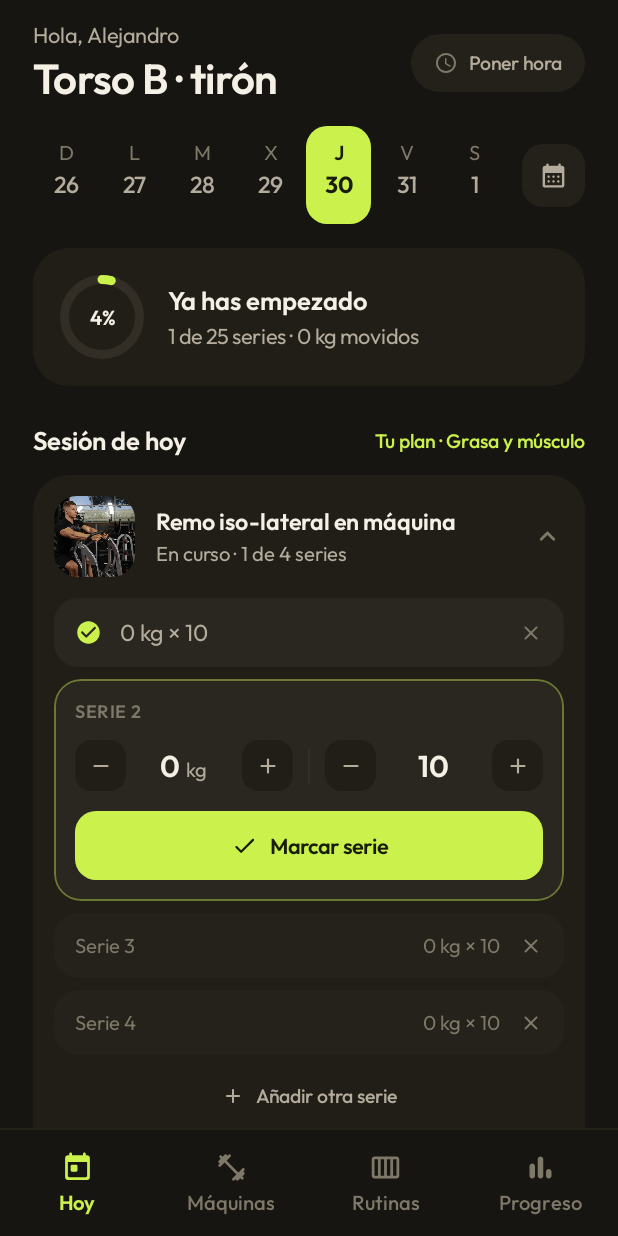
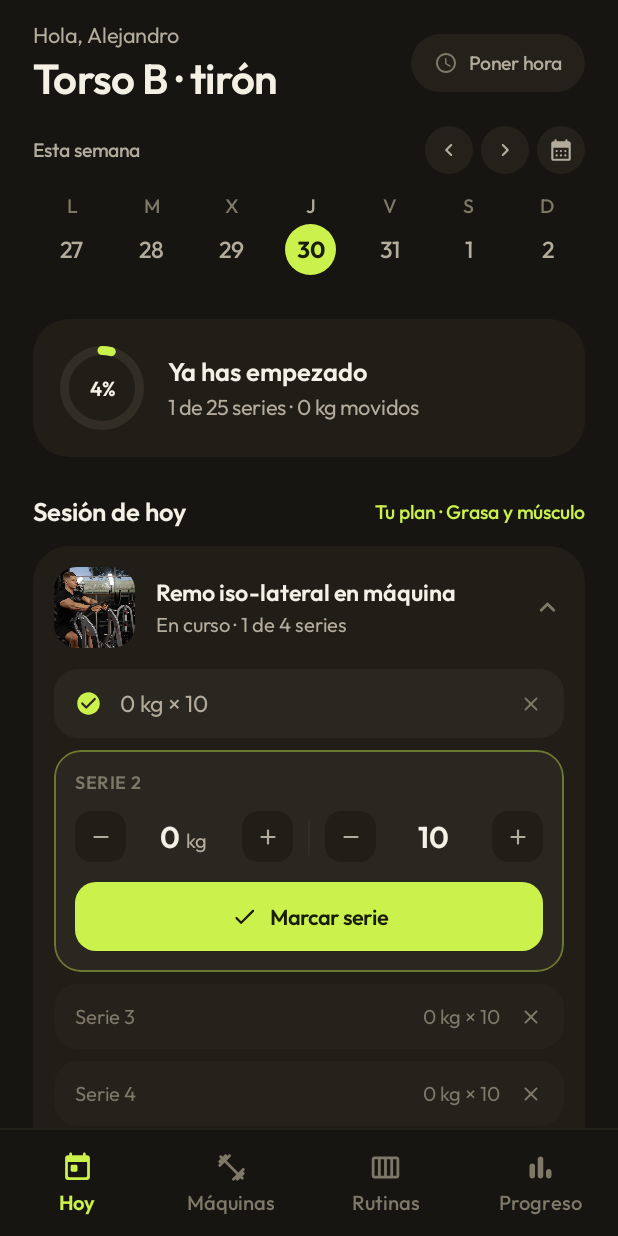
Before and after one commit to Sallen54/appgym, an Android app built with Jetpack Compose: the TodayScreen screen opened through its navigation route, on a phone screen of 412 x 824 dp. Run offline under Robolectric (Android 15) with nearby library versions, the phone set to English and light mode, and no system bars; our stand-ins replace Room's generated code.

Commit message:
Tira de semana real y botón de descanso siempre visible

```diff
--- a/app/src/main/java/com/alejandro/appgym/ui/screens/TodayScreen.kt
+++ b/app/src/main/java/com/alejandro/appgym/ui/screens/TodayScreen.kt
@@ -30,6 +30,8 @@ import androidx.compose.material.icons.rounded.Add
 import androidx.compose.material.icons.rounded.CalendarMonth
 import androidx.compose.material.icons.rounded.Check
 import androidx.compose.material.icons.rounded.CheckCircle
+import androidx.compose.material.icons.rounded.ChevronLeft
+import androidx.compose.material.icons.rounded.ChevronRight
 import androidx.compose.material.icons.rounded.Close
 import androidx.compose.material.icons.rounded.DeleteOutline
 import androidx.compose.material.icons.rounded.ExpandLess
@@ -38,7 +40,6 @@ import androidx.compose.material.icons.rounded.Hotel
 import androidx.compose.material.icons.rounded.PlayArrow
 import androidx.compose.material.icons.rounded.Schedule
 import androidx.compose.material.icons.rounded.SwapHoriz
-import androidx.compose.material.icons.rounded.Today
 import androidx.compose.material3.AlertDialog
 import androidx.compose.material3.DatePicker
 import androidx.compose.material3.DatePickerDialog
@@ -97,6 +98,7 @@ import com.alejandro.appgym.util.clockText
 import com.alejandro.appgym.util.dayInitial
 import com.alejandro.appgym.util.distanceText
 import com.alejandro.appgym.util.durationText
+import com.alejandro.appgym.util.shortText
 import com.alejandro.appgym.util.volumeShort
 import com.alejandro.appgym.util.weightText
 import java.time.Instant
@@ -238,14 +240,7 @@ fun TodayScreen(vm: GymViewModel, nav: NavHostController) {
                         icon = Icons.Rounded.Hotel,
                         title = "Hoy toca descansar",
                         message = "Tu plan no tiene sesión asignada a este día. " +
-                            "Puedes marcarlo como descanso o entrenar igualmente.",
-                        action = {
-                            BotonSecundario(
-                                text = "Marcar día de descanso",
-                                icon = Icons.Rounded.Hotel,
-                                onClick = { vm.toggleRestDay() }
-                            )
-                        }
+                            "Puedes marcarlo como descanso o entrenar igualmente."
                     )
                 }
             }
@@ -290,6 +285,17 @@ fun TodayScreen(vm: GymViewModel, nav: NavHostController) {
                     icon = Icons.Rounded.Add,
                     onClick = { nav.navigate(Routes.picker(-1L)) }
                 )
+                // Marcar descanso solo cuando el día está vacío: hacerlo con
+                // series ya apuntadas las borraría.
+                if (state.isEmpty) {
+                    Spacer(Modifier.height(10.dp))
+                    BotonSecundario(
+                        text = "Marcar día de descanso",
+                        icon = Icons.Rounded.Hotel,
+                        modifier = Modifier.fillMaxWidth(),
+                        onClick = { vm.toggleRestDay() }
+                    )
+                }
                 if (!state.isEmpty) {
                     Spacer(Modifier.height(10.dp))
                     Row(horizontalArrangement = Arrangement.spacedBy(10.dp)) {
@@ -423,43 +429,95 @@ private fun TiraDeDias(
     onSelect: (LocalDate) -> Unit,
     onCalendario: () -> Unit
 ) {
-    val inicio = seleccionado.minusDays(4)
-    val dias = (0..6).map { inicio.plusDays(it.toLong()) }
+    val hoy = LocalDate.now()
     val accent = MaterialTheme.colorScheme.primary
 
-    Row(
+    // La tira es siempre una semana de verdad, de lunes a domingo. Antes era una
+    // ventana móvil alrededor del día elegido, así que las letras bailaban.
+    val lunes = seleccionado.minusDays((seleccionado.dayOfWeek.value - 1).toLong())
+    val dias = (0..6).map { lunes.plusDays(it.toLong()) }
+
+    val lunesDeHoy = hoy.minusDays((hoy.dayOfWeek.value - 1).toLong())
+    val etiqueta = when (lunes) {
+        lunesDeHoy -> "Esta semana"
+        lunesDeHoy.minusWeeks(1) -> "Semana pasada"
+        lunesDeHoy.plusWeeks(1) -> "Semana que viene"
+        else -> "${lunes.shortText()} – ${dias.last().shortText()}"
+    }
+
+    Column(
         Modifier
             .fillMaxWidth()
-            .padding(horizontal = Gutter),
-        verticalAlignment = Alignment.CenterVertically,
+            .padding(horizontal = Gutter)
+    ) {
+        Row(verticalAlignment = Alignment.CenterVertically) {
+            Text(
+                etiqueta,
+                style = MaterialTheme.typography.labelMedium,
+                color = TextSecondary,
+                modifier = Modifier.weight(1f)
+            )
+            BotonTira(Icons.Rounded.ChevronLeft, "Semana anterior") {
+                onSelect(seleccionado.minusWeeks(1))
+            }
+            Spacer(Modifier.width(5.dp))
+            BotonTira(Icons.Rounded.ChevronRight, "Semana siguiente") {
+                onSelect(seleccionado.plusWeeks(1))
+            }
+            Spacer(Modifier.width(5.dp))
+            BotonTira(Icons.Rounded.CalendarMonth, "Elegir fecha", onCalendario)
+        }
+
+        Spacer(Modifier.height(8.dp))
+
+        Row(
+            Modifier.fillMaxWidth(),
             horizontalArrangement = Arrangement.spacedBy(2.dp)
         ) {
             dias.forEach { dia ->
                 val activo = dia == seleccionado
+                val esHoy = dia == hoy
                 Column(
                     Modifier
                         .weight(1f)
-                    .clip(RoundedCornerShape(14.dp))
-                    .background(if (activo) accent else Color.Transparent)
+                        .clip(RoundedCornerShape(16.dp))
                         .clickable { onSelect(dia) }
-                    .padding(vertical = 9.dp),
-                horizontalAlignment = Alignment.CenterHorizontally,
-                verticalArrangement = Arrangement.spacedBy(3.dp)
+                        .padding(vertical = 5.dp),
+                    horizontalAlignment = Alignment.CenterHorizontally
                 ) {
                     Text(
                         dia.dayInitial(),
-                    style = MaterialTheme.typography.bodyMedium.copy(
-                        fontWeight = if (activo) FontWeight.SemiBold else FontWeight.Normal
+                        style = MaterialTheme.typography.labelMedium,
+                        color = if (activo) TextSecondary else TextTertiary
+                    )
+                    Spacer(Modifier.height(4.dp))
+                    // Solo el número se rellena: el bloque entero en lima era
+                    // demasiado pesado y chocaba con la tarjeta de abajo.
+                    Box(
+                        Modifier
+                            .size(34.dp)
+                            .clip(Pill)
+                            .background(if (activo) accent else Color.Transparent)
+                            .then(
+                                if (esHoy && !activo) Modifier.border(1.dp, VoltBorderStrong, Pill)
+                                else Modifier
                             ),
-                    color = if (activo) MaterialTheme.colorScheme.onPrimary else TextTertiary
-                )
+                        contentAlignment = Alignment.Center
+                    ) {
                         Text(
                             dia.dayOfMonth.toString(),
                             style = MaterialTheme.typography.titleMedium.copy(
-                        fontWeight = if (activo) FontWeight.Bold else FontWeight.Medium
+                                fontWeight = if (activo || esHoy) FontWeight.Bold
+                                else FontWeight.Medium
                             ),
-                    color = if (activo) MaterialTheme.colorScheme.onPrimary else TextSecondary
+                            color = when {
+                                activo -> MaterialTheme.colorScheme.onPrimary
+                                esHoy -> accent
+                                else -> TextSecondary
+                            }
                         )
+                    }
+                    Spacer(Modifier.height(4.dp))
                     // Punto bajo el número en los días marcados como descanso.
                     Box(
                         Modifier
@@ -467,28 +525,27 @@ private fun TiraDeDias(
                             .clip(Pill)
                             .background(
                                 if (dia.toEpochDay() in descanso) {
-                                if (activo) MaterialTheme.colorScheme.onPrimary.copy(alpha = 0.55f)
-                                else TextTertiary
+                                    if (activo) accent else TextTertiary
                                 } else Color.Transparent
                             )
                     )
                 }
             }
-        Spacer(Modifier.width(6.dp))
+        }
+    }
+}
+
+@Composable
+private fun BotonTira(icon: ImageVector, desc: String, onClick: () -> Unit) {
     Box(
         Modifier
-                .size(42.dp)
-                .clip(RoundedCornerShape(14.dp))
+            .size(32.dp)
+            .clip(Pill)
             .background(Control)
-                .clickable(onClick = onCalendario),
+            .clickable(onClick = onClick),
         contentAlignment = Alignment.Center
     ) {
-            Icon(
-                Icons.Rounded.CalendarMonth, "Elegir fecha",
-                tint = TextSecondary,
-                modifier = Modifier.size(19.dp)
-            )
-        }
+        Icon(icon, desc, tint = TextSecondary, modifier = Modifier.size(17.dp))
     }
 }
 
```
Also changed, not shown: 1 other file. Lines whose indentation alone changed are shown as unchanged.
